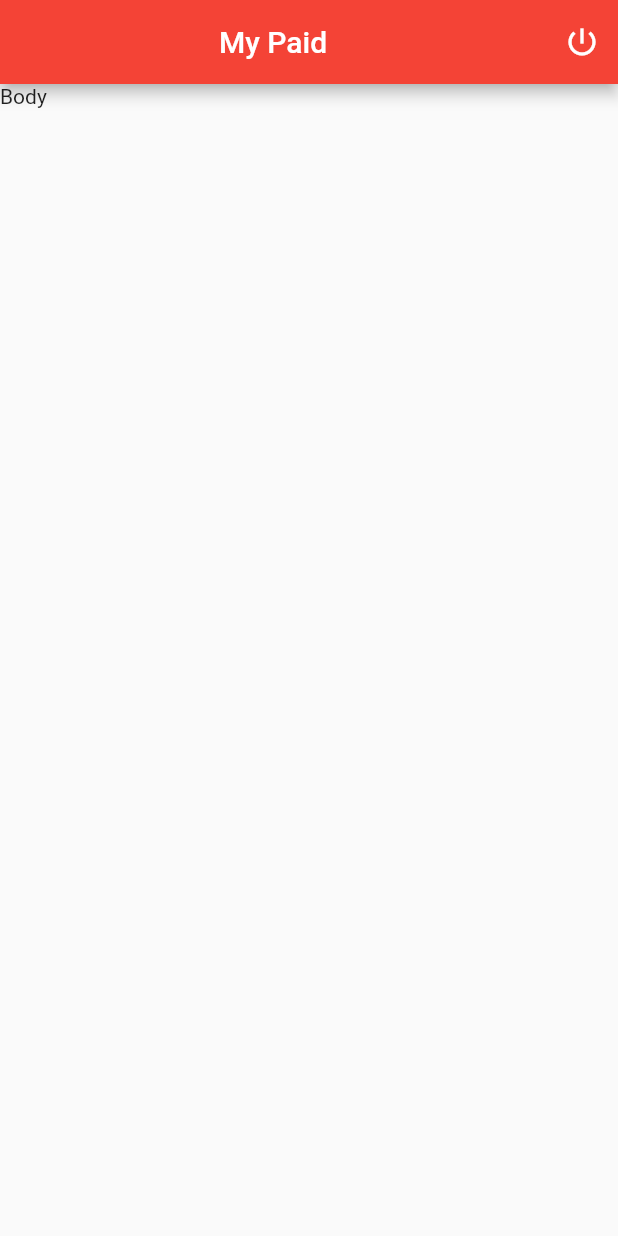
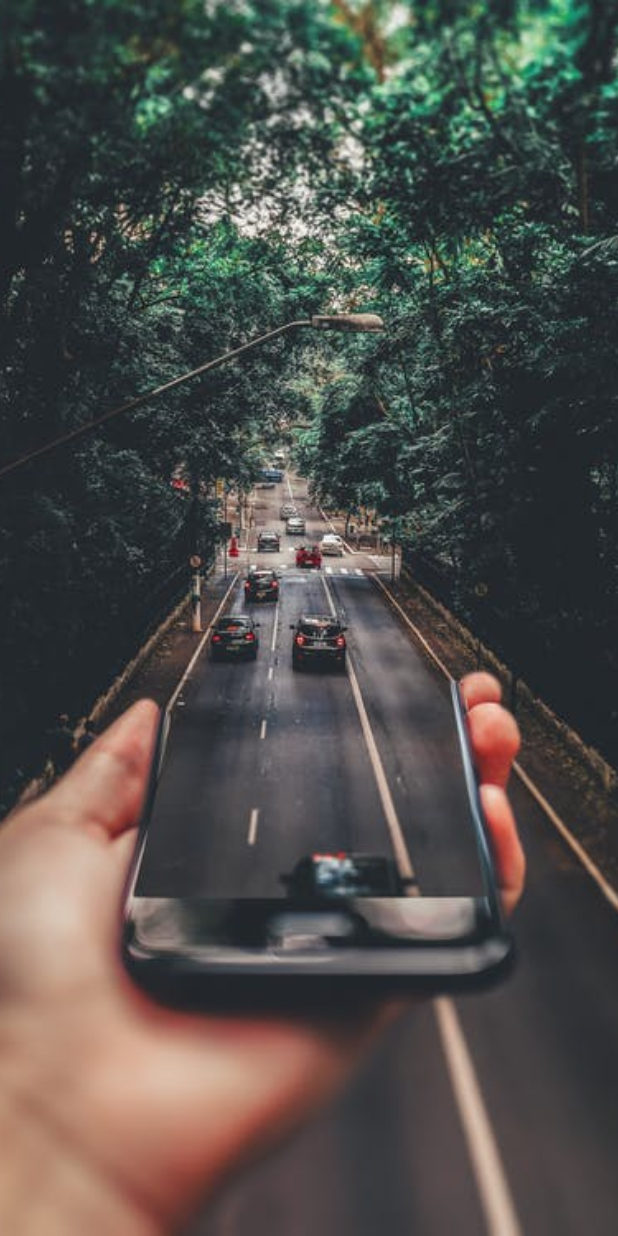
Before and after one commit to tikgithub/mypaied, a Flutter app: the screen it shows after launch, on a phone screen of 412 x 824 dp. Run offline on Flutter 3.47's test engine with Material 2 defaults, Android fonts, the phone set to English and light mode, and no system bars.

Commit message:
Add background

```diff
--- a/lib/main.dart
+++ b/lib/main.dart
@@ -1,4 +1,5 @@
 import 'package:flutter/material.dart';
+import 'package:flutter/services.dart';
 
 void main() {
   runApp(MyApp());
@@ -11,10 +12,7 @@ class MyApp extends StatelessWidget {
     return MaterialApp(
       debugShowCheckedModeBanner: false,
       title: 'Flutter Demo',
-      theme: ThemeData(
-        primarySwatch: Colors.red,
-        visualDensity: VisualDensity.adaptivePlatformDensity,
-      ),
+      theme: ThemeData(),
       home: MyHomePage(title: 'My Paid'),
     );
   }
@@ -30,20 +28,22 @@ class MyHomePage extends StatefulWidget {
 }
 
 class _MyHomePageState extends State<MyHomePage> {
-
-
   @override
   Widget build(BuildContext context) {
     return Scaffold(
-      appBar: AppBar(
-        title: Center(child: Text(widget.title),),
-        actions: [
-          IconButton(icon: Icon(Icons.power_settings_new_outlined), onPressed: (){},)
-        ],
-      ),
-      body: SafeArea(
-        child: Text('Body'),
-      ),
-    );
+        appBar: AppBar(
+          elevation: 0.0,
+          backgroundColor: Colors.transparent,
+          bottomOpacity: 0.0,
+        ),
+        extendBodyBehindAppBar: true,
+        backgroundColor: Colors.transparent,
+        body: Container(
+            child: Image.asset(
+          'images/mbbackground.jpeg',
+          fit: BoxFit.cover,
+          height: double.infinity,
+          width: double.infinity,
+        )));
   }
 }
--- a/pubspec.yaml
+++ b/pubspec.yaml
@@ -45,8 +45,8 @@ flutter:
   uses-material-design: true
 
   # To add assets to your application, add an assets section, like this:
-  # assets:
-  #   - images/a_dot_burr.jpeg
+  assets:
+      - images/mbbackground.jpeg
   #   - images/a_dot_ham.jpeg
 
   # An image asset can refer to one or more resolution-specific "variants", see
```
Also changed, not shown: images/mbbackground.jpeg (added).
